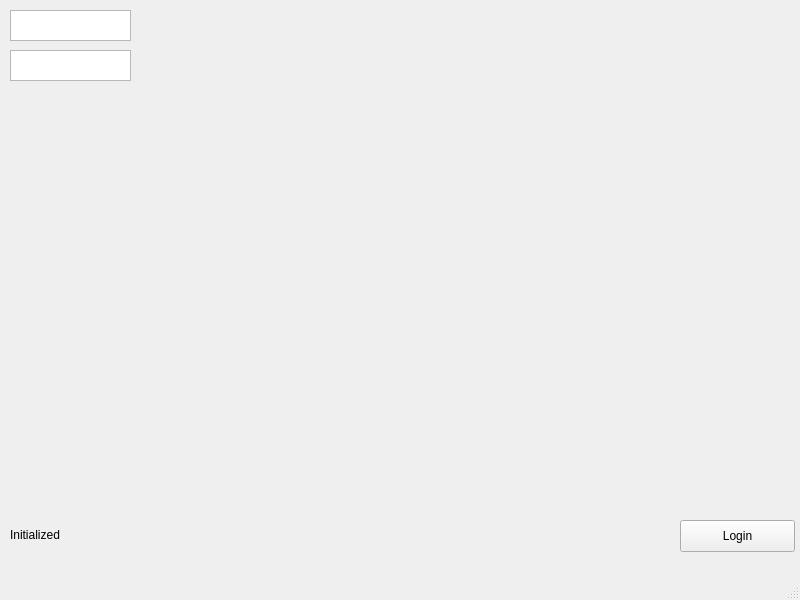
This is prodQt/Visuals/databasetestwindow.ui in lukaswajdzik/produQt as Qt 5 draws it before an edit. The edited form follows.
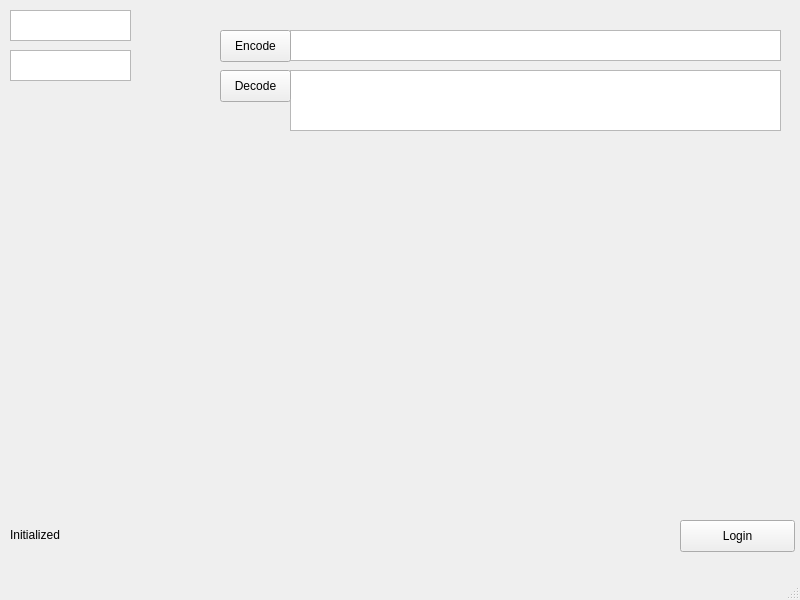
This is the edited form.

```diff
--- a/prodQt/Visuals/databasetestwindow.ui
+++ b/prodQt/Visuals/databasetestwindow.ui
@@ -60,6 +60,52 @@
      <string>Initialized</string>
     </property>
    </widget>
+   <widget class="QTextEdit" name="encodedTextField">
+    <property name="geometry">
+     <rect>
+      <x>290</x>
+      <y>30</y>
+      <width>491</width>
+      <height>31</height>
+     </rect>
+    </property>
+   </widget>
+   <widget class="QTextEdit" name="decodedTextField">
+    <property name="geometry">
+     <rect>
+      <x>290</x>
+      <y>70</y>
+      <width>491</width>
+      <height>61</height>
+     </rect>
+    </property>
+   </widget>
+   <widget class="QPushButton" name="encodeButton">
+    <property name="geometry">
+     <rect>
+      <x>220</x>
+      <y>30</y>
+      <width>71</width>
+      <height>32</height>
+     </rect>
+    </property>
+    <property name="text">
+     <string>Encode</string>
+    </property>
+   </widget>
+   <widget class="QPushButton" name="decodeButton">
+    <property name="geometry">
+     <rect>
+      <x>220</x>
+      <y>70</y>
+      <width>71</width>
+      <height>32</height>
+     </rect>
+    </property>
+    <property name="text">
+     <string>Decode</string>
+    </property>
+   </widget>
   </widget>
   <widget class="QMenuBar" name="menubar">
    <property name="geometry">
```
Left out of the diff: 2 changed lines with no effect on the pictures.
